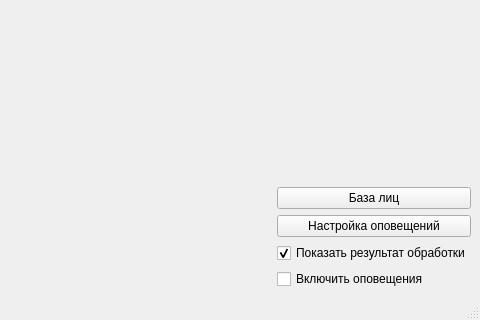
The window that Views/UI/MainWindow.ui (MrDiz2112/home_security) describes before a commit, drawn with Qt 5; both pictures show x 520 to 1000 and y 380 to 700 of the 1000 by 700 pixel window.
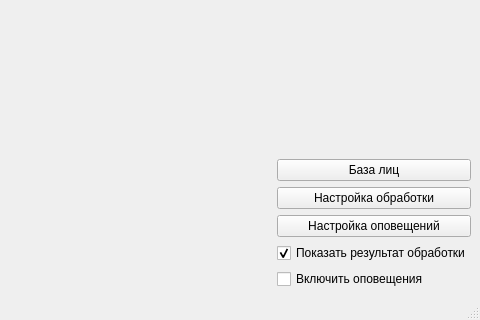
The same window after the commit.

The edit to the form file:
```diff
--- a/Views/UI/MainWindow.ui
+++ b/Views/UI/MainWindow.ui
@@ -200,6 +200,13 @@
         </property>
        </widget>
       </item>
+      <item>
+       <widget class="QPushButton" name="settingsButton">
+        <property name="text">
+         <string>Настройка обработки</string>
+        </property>
+       </widget>
+      </item>
       <item>
        <widget class="QPushButton" name="notificationButton">
         <property name="sizePolicy">
```
